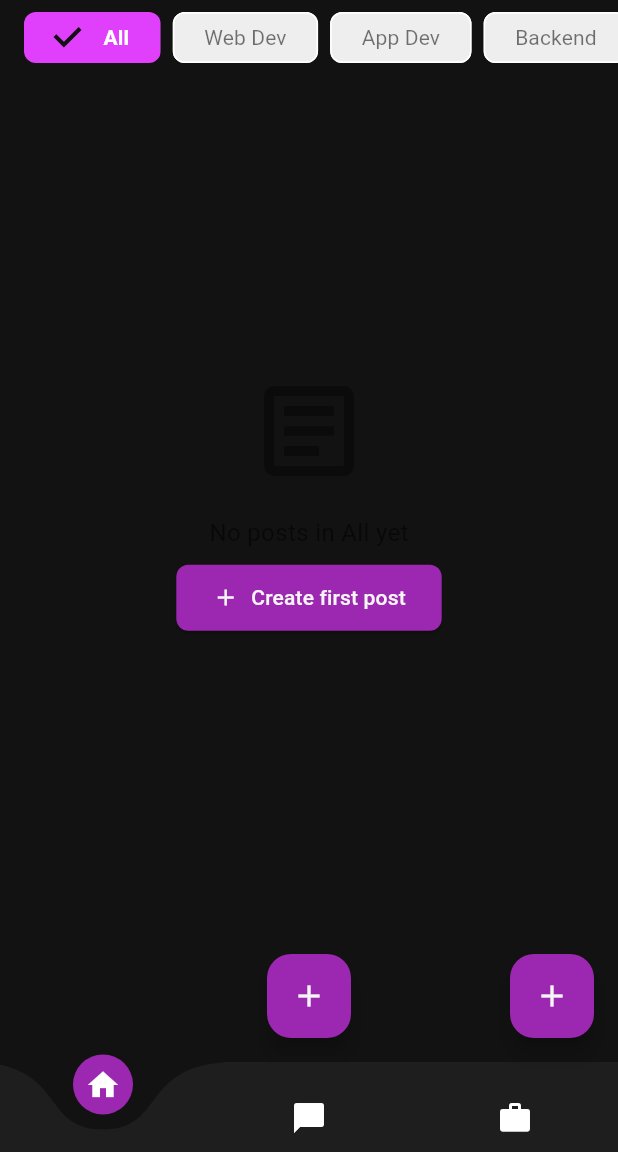
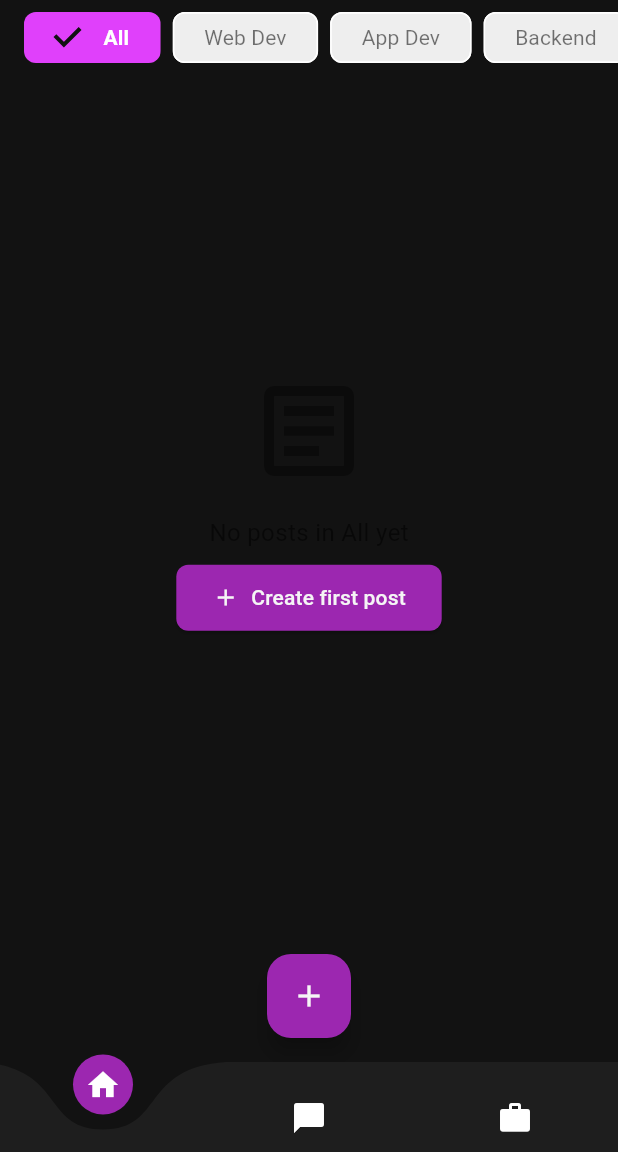
Before and after one commit to R4f4y04/community_app, a Flutter app: the Home screen opened by its route, on a phone screen of 412 x 824 dp, the part 84-1236 px from its top. Run offline on Flutter 3.47's test engine with Material 3 defaults, Android fonts, the phone set to English and light mode, and no system bars; drawn by our look-alikes of curved_navigation_bar; our stand-ins replace supabase_flutter; accounts and stored records are empty.

Commit message:
removed old post creation button

```diff
--- a/lib/Screens/home.dart
+++ b/lib/Screens/home.dart
@@ -296,16 +296,6 @@ class _HomeState extends State<Home> {
         ],
       ),
       body: _screens[_selectedIndex],
-      floatingActionButton: _selectedIndex == 0
-          ? FloatingActionButton(
-              onPressed: () {
-                // Create a new post
-                showInfoSnackBar(context, 'New post creation coming soon!');
-              },
-              backgroundColor: AppColors.primaryPurple,
-              child: const Icon(Icons.add),
-            )
-          : null,
       bottomNavigationBar: CurvedNavigationBar(
         backgroundColor: AppColors.background,
         color: AppColors.surface,
```
